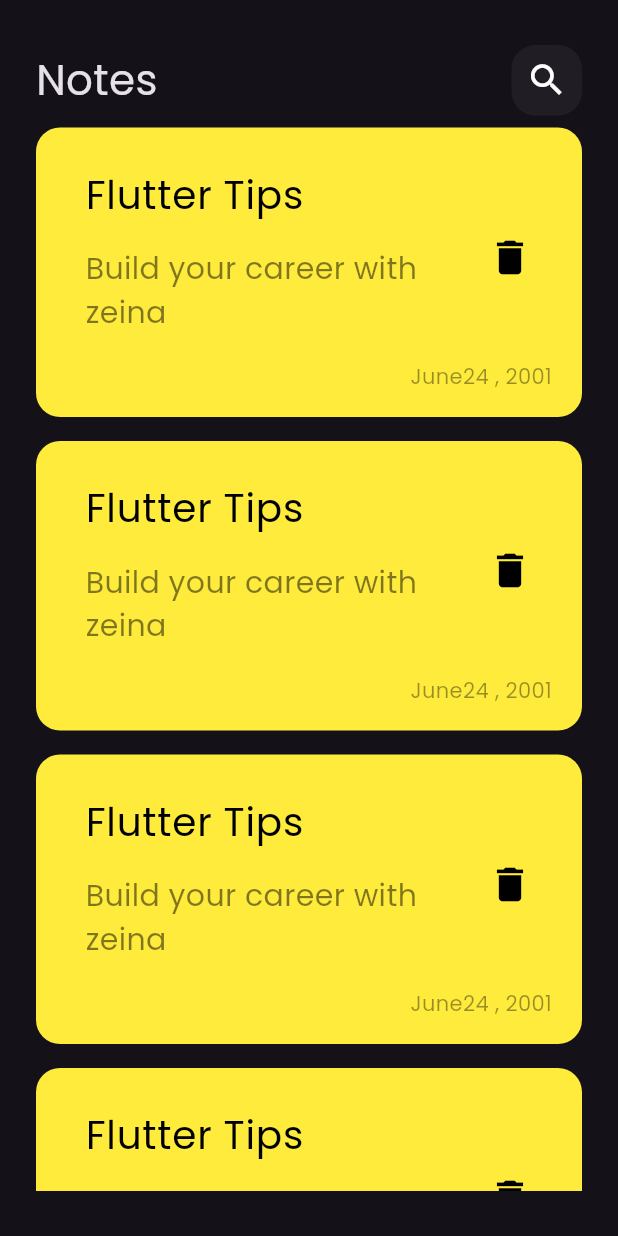
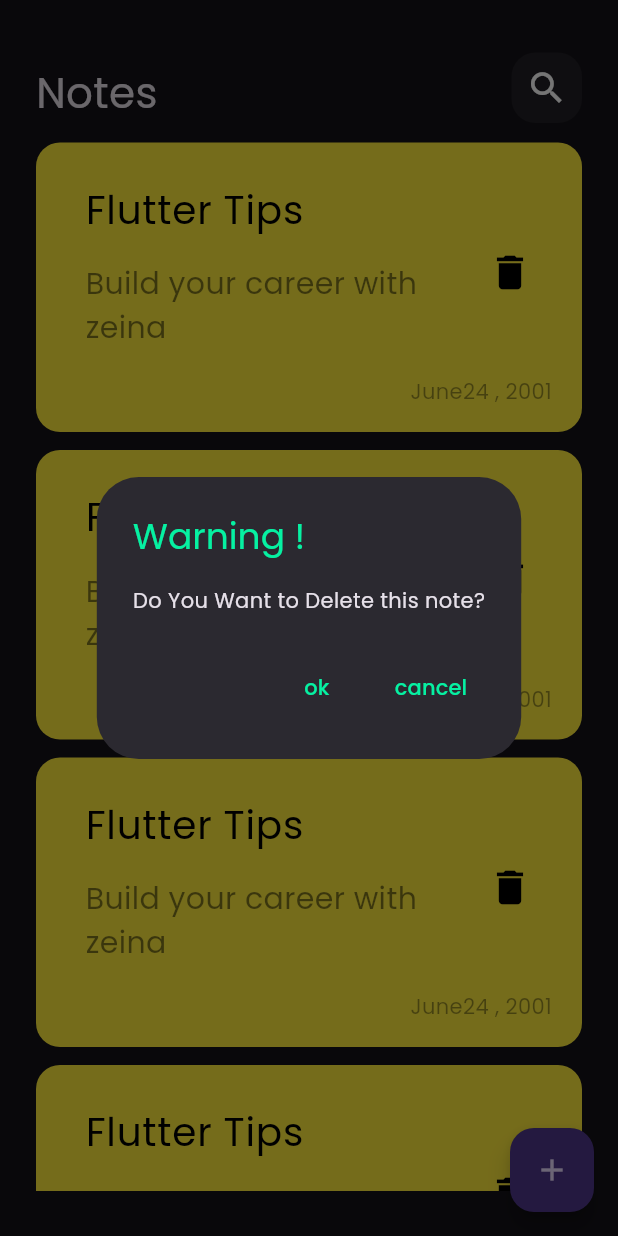
Before and after one commit to Zeina6699/notes_app, a Flutter app: the screen it shows after launch, after a tap on the "delete" icon, on a phone screen of 412 x 824 dp. Run offline on Flutter 3.47's test engine with Material 3 defaults, Android fonts, the phone set to English and light mode, and no system bars.

Commit message:
finish notesbottomsheet

```diff
--- /dev/null
+++ b/lib/constants.dart
@@ -0,0 +1,3 @@
+import 'package:flutter/material.dart';
+
+const primaryColor = Color.fromARGB(255, 6, 241, 162);
--- a/lib/view/notes_view.dart
+++ b/lib/view/notes_view.dart
@@ -1,13 +1,27 @@
 import 'package:flutter/material.dart';
 import 'package:notesapp/view/widgets/NotesViewBody.dart';
+import 'package:notesapp/view/widgets/addnoteBottomSheet.dart';
 
 class NotesView extends StatelessWidget {
   const NotesView({super.key});
 
   @override
   Widget build(BuildContext context) {
-    return const Scaffold(
-      body:NotesViewBody()
-    );
+    return Scaffold(
+
+        floatingActionButton: FloatingActionButton(
+          onPressed: () {
+            showModalBottomSheet(
+              shape: RoundedRectangleBorder(
+                borderRadius: BorderRadius.circular(16)
+              ),
+                context: context,
+                builder: (context) {
+                  return AddNoteBottomSheet();
+                });
+          },
+          child: Icon(Icons.add),
+        ),
+        body: const NotesViewBody());
   }
 }
--- a/lib/view/widgets/NotesListView.dart
+++ b/lib/view/widgets/NotesListView.dart
@@ -4,11 +4,14 @@ import 'package:notesapp/view/widgets/customNoteItem.dart';
 class NotesListView extends StatelessWidget {
   const NotesListView({super.key});
 
+  final data = const [
+
+  ];
   @override
   Widget build(BuildContext context) {
     return ListView.builder(itemBuilder: (context, i) {
       return Padding(
-        padding: const EdgeInsets.symmetric(vertical: 8.0),
+        padding: const EdgeInsets.symmetric(vertical:6),
         child: NoteItem(),
       );
     });
--- a/lib/view/widgets/NotesViewBody.dart
+++ b/lib/view/widgets/NotesViewBody.dart
@@ -11,6 +11,7 @@ class NotesViewBody extends StatelessWidget {
     return Container(
         padding: EdgeInsets.symmetric(horizontal: 24, vertical: 30),
         child: Column(children: [
+          SizedBox(height: 5),
           customAppBar(),
           Expanded(child: NotesListView())
         ]));
--- a/lib/view/widgets/customNoteItem.dart
+++ b/lib/view/widgets/customNoteItem.dart
@@ -1,5 +1,5 @@
-
 import 'package:flutter/material.dart';
+import 'package:notesapp/view/widgets/showDeleteDialog.dart';
 
 class NoteItem extends StatelessWidget {
   const NoteItem({super.key});
@@ -7,31 +7,39 @@ class NoteItem extends StatelessWidget {
   @override
   Widget build(BuildContext context) {
     return Container(
-      padding: EdgeInsets.only(left: 17,top: 17,bottom: 17)
-      ,decoration: BoxDecoration(color: Colors.yellow
-    , borderRadius: BorderRadius.circular(16)),
-
-    child:Column(
+      padding: EdgeInsets.only(left: 17, top: 17, bottom: 17),
+      decoration: BoxDecoration(
+          color: Colors.yellow, borderRadius: BorderRadius.circular(16)),
+      child: Column(
         crossAxisAlignment: CrossAxisAlignment.end,
         children: [
           ListTile(
-          title: Text("Flutter Tips",style: TextStyle( color: Colors.black,fontSize: 26),),
-
+              title: Text(
+                "Flutter Tips",
+                style: TextStyle(color: Colors.black, fontSize: 26),
+              ),
               subtitle: Padding(
-            padding: const EdgeInsets.only(top:16,bottom: 10),
-            child: Text("Build your career with zeina",style: TextStyle(color: Colors.black.withOpacity(.5),fontSize: 20)),
+                padding: const EdgeInsets.only(top: 16, bottom: 10),
+                child: Text("Build your career with zeina",
+                    style: TextStyle(
+                        color: Colors.black.withOpacity(.5), fontSize: 20)),
               ),
               trailing: IconButton(
-            onPressed: (){},
-            icon: Icon(Icons.delete,color: Colors.black,size: 30,),),
-
-          ),
+              icon: Icon( Icons.delete,color: Colors.black,size: 30,),
+                onPressed: () {
+                showDialog(
+                    context: context,
+                    builder: (context) {
+                      return showDeleteDialog();
+                    });
+              })),
           Padding(
-            padding: const EdgeInsets.only(right: 20)
-           , child: Text("June24 , 2001",style: TextStyle(color: Colors.black.withOpacity(.4))),
+            padding: const EdgeInsets.only(right: 20),
+            child: Text("June24 , 2001",
+                style: TextStyle(color: Colors.black.withOpacity(.4))),
           )
         ],
-    ) ,
+      ),
     );
   }
 }
--- a/lib/view/widgets/customSearchIcon.dart
+++ b/lib/view/widgets/customSearchIcon.dart
@@ -1,5 +1,6 @@
 
 import 'package:flutter/material.dart';
+import 'package:notesapp/constants.dart';
 
 class customSearchIcon extends StatelessWidget {
   const customSearchIcon({super.key});
@@ -7,6 +8,7 @@ class customSearchIcon extends StatelessWidget {
   @override
   Widget build(BuildContext context) {
     return Container(
+      margin: EdgeInsets.only(bottom: 7),
       decoration: BoxDecoration(
         color: Colors.white.withOpacity(.05),
         borderRadius:BorderRadius.circular(16)
@@ -14,7 +16,13 @@ class customSearchIcon extends StatelessWidget {
       height: 47,
       width: 47,
 
-      child: Center(child: Icon(Icons.search,size: 28,)),
+      child: Center(child: Icon(
+        Icons.search,size: 28,
+
+
+
+        ),
+        ),
     );
   }
 }
--- /dev/null
+++ b/lib/view/widgets/showDeleteDialog.dart
@@ -0,0 +1,26 @@
+import 'package:flutter/material.dart';
+import 'package:notesapp/constants.dart';
+
+class showDeleteDialog extends StatelessWidget {
+  const showDeleteDialog({super.key});
+
+  @override
+  Widget build(BuildContext context) {
+    return AlertDialog(
+        title: Text("Warning !",style: TextStyle(color: primaryColor),), //يقبلان اي ويدجت وليس فقط تيست
+        content: Text("Do You Want to Delete this note?"),
+        actions: [
+          TextButton(
+              onPressed: () {
+                print("ok");
+              },
+              child: Text("ok",style: TextStyle(color: primaryColor),)),
+          TextButton(
+              onPressed: () {
+                Navigator.of(context).pop();
+              },
+              child: Text("cancel",style: TextStyle(color: primaryColor),))
+        ],
+       );
+  }
+}
```
Also changed, not shown: lib/view/widgets/addnoteBottomSheet.dart (added, +38 -0 lines), lib/view/widgets/custombuttom.dart (added, +25 -0 lines), lib/view/widgets/customtextfield.dart (added, +38 -0 lines). Lines whose indentation alone changed are shown as unchanged.
